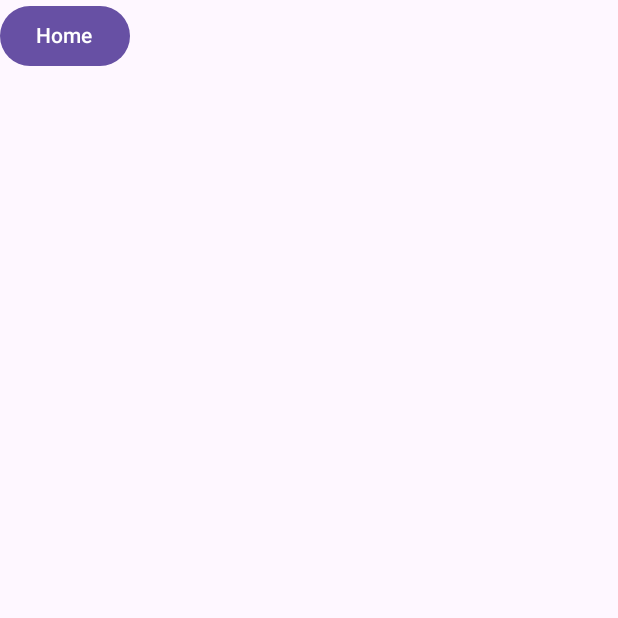
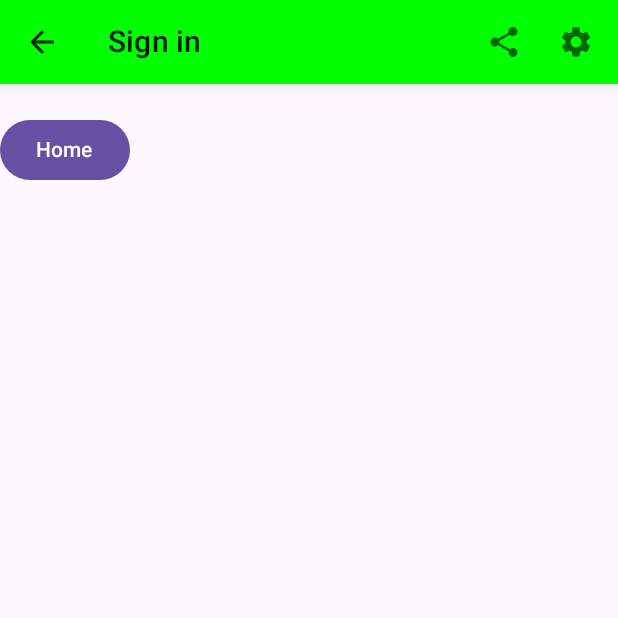
Before and after one commit to maryannegichuhi/app-reg, an Android app built with Jetpack Compose: the composable AboutScreen shown on its own in the app's theme, after a tap on "Home", on a phone screen of 412 x 824 dp, the top half of it. Run offline under Robolectric (Android 15) with nearby library versions, the phone set to English and light mode, and no system bars; 1 statement that could not run was skipped.

Commit message:
second commit

```diff
--- a/app/src/main/java/com/example/firebasestorage/navigation/Routes.kt
+++ b/app/src/main/java/com/example/firebasestorage/navigation/Routes.kt
@@ -3,5 +3,6 @@ package com.example.firebasestorage.navigation
 const val ROUT_HOME = "home"
 const val ROUT_LOGIN = "login"
 const val ROUT_SIGNUP = "signup"
-const val ROUT_UPLOAD = "upload"
 const val ROUT_ABOUT= "about"
+const val ROUT_CONTACT= "contact"
+const val ROUT_UPLOAD= "upload"
--- a/app/src/main/java/com/example/firebasestorage/screens/about/AboutScreen.kt
+++ b/app/src/main/java/com/example/firebasestorage/screens/about/AboutScreen.kt
@@ -1,26 +1,70 @@
 package com.example.firebasestorage.screens.about
 
+import android.content.Intent
+import android.provider.Settings
 import android.widget.Toast
 import androidx.compose.foundation.layout.Column
+import androidx.compose.foundation.layout.Spacer
 import androidx.compose.foundation.layout.fillMaxSize
+import androidx.compose.foundation.layout.height
+import androidx.compose.material.Icon
+import androidx.compose.material.IconButton
+import androidx.compose.material.TopAppBar
+import androidx.compose.material.icons.Icons
+import androidx.compose.material.icons.filled.ArrowBack
+import androidx.compose.material.icons.filled.Settings
+import androidx.compose.material.icons.filled.Share
 import androidx.compose.material3.Button
 import androidx.compose.material3.Text
 import androidx.compose.runtime.Composable
 import androidx.compose.ui.Modifier
+import androidx.compose.ui.graphics.Color
 import androidx.compose.ui.platform.LocalContext
 import androidx.compose.ui.tooling.preview.Preview
-import androidx.navigation.NavController
+import androidx.compose.ui.unit.dp
 import androidx.navigation.NavHostController
 import androidx.navigation.compose.rememberNavController
 import com.example.firebasestorage.navigation.ROUT_HOME
+import com.example.firebasestorage.navigation.ROUT_SIGNUP
 
 @Composable
 fun AboutScreen(navController: NavHostController){
-    val mContext = LocalContext.current
+    var context = LocalContext.current
    Column(modifier = Modifier.fillMaxSize()){
+
+       //TopAppBar
+       TopAppBar(title = { androidx.compose.material.Text(text = "Sign in") },
+           navigationIcon = {
+               IconButton(onClick = {
+                   navController.navigate(ROUT_SIGNUP)
+               }) {
+                   Icon(imageVector = Icons.Filled.ArrowBack , contentDescription = "arrowback")
+               }
+           },
+           actions = {
+               IconButton(onClick = {
+                   val shareIntent= Intent(Intent.ACTION_SEND)
+                   shareIntent.type="text/plain"
+                   shareIntent.putExtra(Intent.EXTRA_TEXT, "Check out this is a cool content")
+                   context.startActivity(Intent.createChooser(shareIntent, "Share"))
+
+
+               }) {
+                   Icon(imageVector = Icons.Filled.Share , contentDescription = "share")
+               }
+               IconButton(onClick = {
+                   val settingsIntent= Intent(Settings.ACTION_SETTINGS)
+                   context.startActivity(settingsIntent)
+               }) {
+                   Icon(imageVector = Icons.Filled.Settings , contentDescription = "settings")
+               }
+           },
+           backgroundColor = Color.Green)
+
+       Spacer(modifier = Modifier.height(20.dp))
        Button(onClick = {
            navController.navigate(ROUT_HOME)
-           Toast.makeText(mContext,"Welcome to Home",Toast.LENGTH_LONG).show()
+           Toast.makeText(context,"Welcome to Home",Toast.LENGTH_LONG).show()
 
        }) {
            Text(text = "Home" )
--- a/app/src/main/java/com/example/firebasestorage/screens/home/HomeScreen.kt
+++ b/app/src/main/java/com/example/firebasestorage/screens/home/HomeScreen.kt
@@ -26,6 +26,7 @@ import androidx.navigation.NavHostController
 import androidx.navigation.compose.rememberNavController
 import com.example.firebasestorage.LocationActivity
 import com.example.firebasestorage.navigation.ROUT_ABOUT
+import com.example.firebasestorage.navigation.ROUT_CONTACT
 import com.example.firebasestorage.navigation.ROUT_LOGIN
 import com.example.firebasestorage.navigation.ROUT_SIGNUP
 
@@ -63,9 +64,9 @@ fun HomeScreen(navController:NavHostController) {
             backgroundColor = Color.Green)
         Spacer(modifier = Modifier.height(20.dp))
         Button(onClick = {
-            navController.navigate(ROUT_ABOUT)
+            navController.navigate(ROUT_CONTACT)
         }) {
-            Text(text = "About")
+            Text(text = "Contact")
 
         }
 
```
Also changed, not shown: app/src/main/java/com/example/firebasestorage/navigation/AppNavHost.kt (+7 -3 lines), app/src/main/java/com/example/firebasestorage/screens/contact/ContactScreen.kt (added, +186 -0 lines), app/src/main/java/com/example/firebasestorage/screens/upload/UploadScreen.kt (+7 -47 lines).
